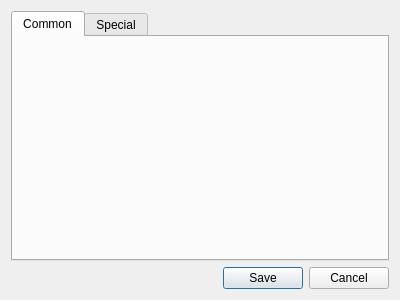
Old version of the form columnsdialog.ui in the repository Kuszki/EW-Database.
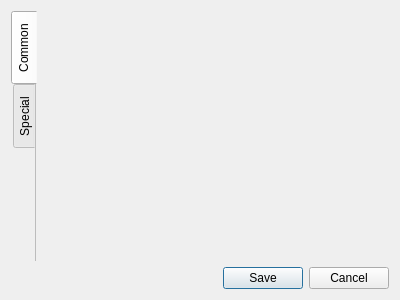
New version of the form.

```diff
--- a/columnsdialog.ui
+++ b/columnsdialog.ui
@@ -13,27 +13,83 @@
   <property name="windowTitle">
    <string>Dialog</string>
   </property>
-  <layout class="QGridLayout" name="gridLayout">
-   <item row="0" column="0">
+  <layout class="QVBoxLayout" name="verticalLayout">
+   <item>
     <widget class="QTabWidget" name="tabWidget">
+     <property name="tabPosition">
+      <enum>QTabWidget::West</enum>
+     </property>
      <property name="currentIndex">
       <number>0</number>
      </property>
+     <property name="documentMode">
+      <bool>true</bool>
+     </property>
      <widget class="QWidget" name="commonTab">
       <attribute name="title">
        <string>Common</string>
       </attribute>
-      <layout class="QVBoxLayout" name="commonLayout"/>
+      <layout class="QGridLayout" name="commonGridLayout">
+       <item row="0" column="0">
+        <widget class="QScrollArea" name="commonScrool">
+         <property name="frameShape">
+          <enum>QFrame::NoFrame</enum>
+         </property>
+         <property name="lineWidth">
+          <number>0</number>
+         </property>
+         <property name="widgetResizable">
+          <bool>true</bool>
+         </property>
+         <widget class="QWidget" name="commonAreaWidgetContents">
+          <property name="geometry">
+           <rect>
+            <x>0</x>
+            <y>0</y>
+            <width>332</width>
+            <height>230</height>
+           </rect>
+          </property>
+          <layout class="QVBoxLayout" name="commonLayout"/>
+         </widget>
+        </widget>
+       </item>
+      </layout>
      </widget>
      <widget class="QWidget" name="specialTab">
       <attribute name="title">
        <string>Special</string>
       </attribute>
-      <layout class="QVBoxLayout" name="specialLayout"/>
+      <layout class="QGridLayout" name="specialGridLayout">
+       <item row="0" column="0">
+        <widget class="QScrollArea" name="specialScrool">
+         <property name="frameShape">
+          <enum>QFrame::NoFrame</enum>
+         </property>
+         <property name="lineWidth">
+          <number>0</number>
+         </property>
+         <property name="widgetResizable">
+          <bool>true</bool>
+         </property>
+         <widget class="QWidget" name="specialAreaWidgetContents">
+          <property name="geometry">
+           <rect>
+            <x>0</x>
+            <y>0</y>
+            <width>332</width>
+            <height>230</height>
+           </rect>
+          </property>
+          <layout class="QVBoxLayout" name="specialLayout"/>
+         </widget>
+        </widget>
+       </item>
+      </layout>
      </widget>
     </widget>
    </item>
-   <item row="1" column="0">
+   <item>
     <widget class="QDialogButtonBox" name="buttonBox">
      <property name="orientation">
       <enum>Qt::Horizontal</enum>
```
